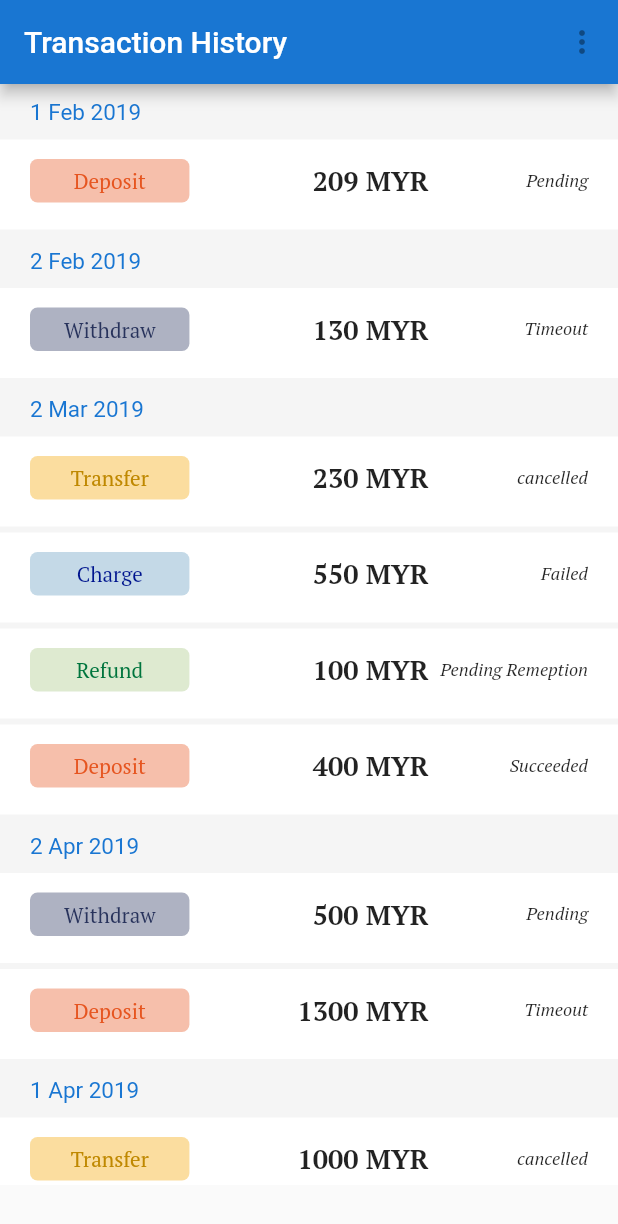
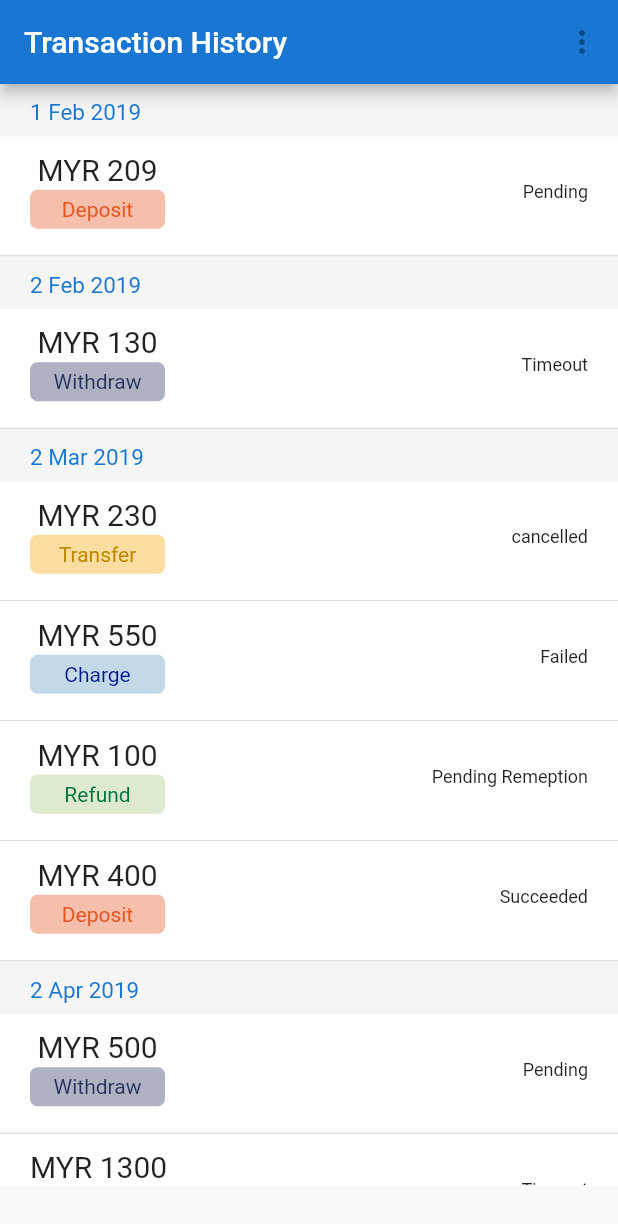
Before and after one commit to Mehedi50200/minipay, a Flutter app: the screen it shows after launch, on a phone screen of 412 x 824 dp. Shown: the top 1224 px of the screen. Run offline on Flutter 3.47's test engine with Material 2 defaults, Android fonts, the light colour scheme and no system bars; statements that could not run were skipped.

Commit message:
new list

```diff
--- a/lib/transaction_tile.dart
+++ b/lib/transaction_tile.dart
@@ -1,5 +1,6 @@
 import 'package:flutter/material.dart';
 import 'package:minipay/transaction_history_model.dart';
+import 'package:minipay/transaction_history_item_detail.dart';
 import 'package:flutter/cupertino.dart';
 
 class TransationTile extends StatefulWidget {
@@ -33,9 +34,39 @@ class _PostListItem extends State<TransationTile> {
 
   @override
   Widget build(BuildContext context) {
+
+    return Column(
+      mainAxisAlignment: MainAxisAlignment.center,
+      children: <Widget>[
+        _isMatched()
+            ? buildDateContainer()
+            : Container(),
+        buildListItem(),
+      ],
+    );
+  }
+
+  Widget buildDateContainer() {
+    return Container(
+      height: 30,
+      width: MediaQuery.of(context).size.width,
+      padding: EdgeInsets.only(top: 5, bottom: 5, left: 20),
+      margin: EdgeInsets.only(top: 5),
+      child: Text(
+        transactionHistoyModel.completed,
+        textAlign: TextAlign.left,
+        style: TextStyle(
+          color: Colors.blue[700],
+          fontSize: 15,
+        ),
+      ),
+    );
+  }
+
+  Widget buildListItem(){
     Color tTypeBgColor;
     Color tTypeFColor;
-    Size screenSize = MediaQuery.of(context).size;
+
     switch (transactionHistoyModel.transactionType) {
       case "Deposit":
         tTypeBgColor = Color(0x60E65520);
@@ -61,52 +92,44 @@ class _PostListItem extends State<TransationTile> {
         tTypeBgColor = Color(0x60629BBE);
         tTypeFColor = Color(0xFF629BBE);
     }
-    return GestureDetector(
+    return Material(
+          color: Colors.white,
+          child: InkWell(
             onTap: () {
-        setState(() {
-          isExpaned = !isExpaned;
-        });
+              Navigator.push(
+                context,
+                MaterialPageRoute(
+                    builder: (context) =>
+                        TransactionDetail(this.transactionHistoyModel)),
+              );
             },
-      child: Column(
+            child: Container(
+              padding: EdgeInsets.fromLTRB(20, 0, 20, 5),
+              decoration: BoxDecoration(
+                border: Border(
+                  bottom: BorderSide(color: Colors.grey[300]),
+                ),
+              ),
+              height: 80,
+              child: Row(
+                mainAxisAlignment: MainAxisAlignment.spaceBetween,
+                children: <Widget>[
+                  Column(
                     mainAxisAlignment: MainAxisAlignment.center,
                     children: <Widget>[
-          _isMatched()
-              ? Container(
-                  height: 30,
-                  width: MediaQuery.of(context).size.width,
-                  padding: EdgeInsets.only(top: 5, bottom: 5, left: 20),
-                  margin: EdgeInsets.only(top: 5),
+                      Container(
                         child: Text(
-                    transactionHistoyModel.completed,
-                    textAlign: TextAlign.left,
+                          "MYR " + transactionHistoyModel.transactionAmount,
+                          textAlign: TextAlign.end,
                           style: TextStyle(
-                      color: Colors.blue[700],
-                      fontSize: 15,
+                            fontSize: 20,
                           ),
                         ),
-                )
-              : Container(),
-          AnimatedContainer(
-            padding: EdgeInsets.fromLTRB(20, 0, 20, 5),
-            duration: Duration(milliseconds: 350),
-            margin: EdgeInsets.fromLTRB(0, 2, 0, 2),
-            curve: Curves.linear,
-            decoration: BoxDecoration(
-              color: Colors.white,
-
                       ),
-            height: isExpaned ? 400 : 60,
-            child: Column(
-              mainAxisAlignment: MainAxisAlignment.center,
-              children: <Widget>[
-                Expanded(
-                  flex: 1,
-                  child: Row(
-                    children: <Widget>[
-                      Expanded(
-                        flex: 2,
-                        child: Container(
+                      Container(
                         padding: EdgeInsets.all(5),
+                        margin: EdgeInsets.symmetric(vertical: 2),
+                        width: 90,
                         decoration: BoxDecoration(
                           color: tTypeBgColor,
                           borderRadius: BorderRadius.circular(5),
@@ -116,142 +139,24 @@ class _PostListItem extends State<TransationTile> {
                           textAlign: TextAlign.center,
                           style: TextStyle(
                             color: tTypeFColor,
-                              fontFamily: "PTSerif Regular",
                           ),
                         ),
                       ),
+                    ],
                   ),
-                      Expanded(
-                        flex: 3,
-                        child: Container(
-                          child: Text(
-                            transactionHistoyModel.transactionAmount + " MYR",
-                            textAlign: TextAlign.end,
-                            style: TextStyle(
-                              fontFamily: "PTSerif Bold",
-                              fontSize: 18,
-                            ),
-                          ),
-                        ),
-                      ),
-                      Expanded(
-                        flex: 2,
-                        child: Container(
+                  Container(
                     child: Text(
                       transactionHistoyModel.transactionState,
                       textAlign: TextAlign.right,
                       style: TextStyle(
-                              fontFamily: "PTSerif Italic",
                         fontSize: 12,
-                            ),
                       ),
                     ),
                   ),
                 ],
               ),
             ),
-                isExpaned
-                    ? Expanded(
-                        flex: 6,
-                        child: Column(
-                          mainAxisAlignment: MainAxisAlignment.center,
-                          children: <Widget>[
-                            Expanded(
-                              flex: 1,
-                              child: Container(
-                                padding: EdgeInsets.all(3),
-                                width: screenSize.width,
-                                decoration: BoxDecoration(
-                                  border: Border(
-                                    bottom: BorderSide(
-                                      color: Colors.blue[700],
-                                      width: 1.0,
-                                    ),
-                                    top: BorderSide(
-                                      color: Colors.blue[700],
-                                      width: 1.0,
-                                    ),
-                                  ),
-                                ),
-                                child: Text(
-                                  "Details",
-                                  textAlign: TextAlign.center,
-                                  style: TextStyle(
-                                      fontFamily: "PTSerif Bold",
-                                      fontSize: 16,
-                                      color: Colors.black),
-                                ),
-                              ),
-                            ),
-                            Expanded(
-                              flex: 1,
-                              child: ListTile(
-                                leading: Text("Transaction Id"),
-                                title: Text(transactionHistoyModel.transactionId
-                                    .toString()),
-                              ),
-                            ),
-                            Expanded(
-                              flex: 1,
-                              child: ListTile(
-                                leading: Text("Transaction Method"),
-                                title: Text(
-                                    transactionHistoyModel.transactionMethod),
-                              ),
-                            ),
-                            Expanded(
-                              flex: 1,
-                              child: ListTile(
-                                leading: Text("Created"),
-                                title: Text(transactionHistoyModel.created),
-                              ),
-                            ),
-                            Expanded(
-                              flex: 1,
-                              child: ListTile(
-                                leading: Text("Completed"),
-                                title: Text(transactionHistoyModel.completed),
-                              ),
-                            ),
-                            Expanded(
-                              flex: 1,
-                              child: ListTile(
-                                leading: Text("Cancelled"),
-                                title: Text(transactionHistoyModel.cancelled),
-                              ),
-                            ),
-                            Expanded(
-                              flex: 1,
-                              child: ListTile(
-                                leading: Text("Currency"),
-                                title: Text(
-                                    transactionHistoyModel.primaryCurrency +
-                                        " > " +
-                                        transactionHistoyModel.convertedTo),
-                              ),
-                            ),
-                            Expanded(
-                              flex: 1,
-                              child: ListTile(
-                                leading: Text("Conversition Rate"),
-                                title: Text(
-                                  transactionHistoyModel.conversionRate,
-                                ),
-                              ),
-                            ),
-                          ],
-                        ),
-                      )
-                    : Container(),
-              ],
-            ),
-          ),
-        ],
           ),
         );
   }
-
-  // Widget buildPostTitle() {
-  //   return Row();
-  // }
 }
```
Also changed, not shown: lib/transaction_history_item_detail.dart (added, +170 -0 lines). Lines whose indentation alone changed are shown as unchanged.
